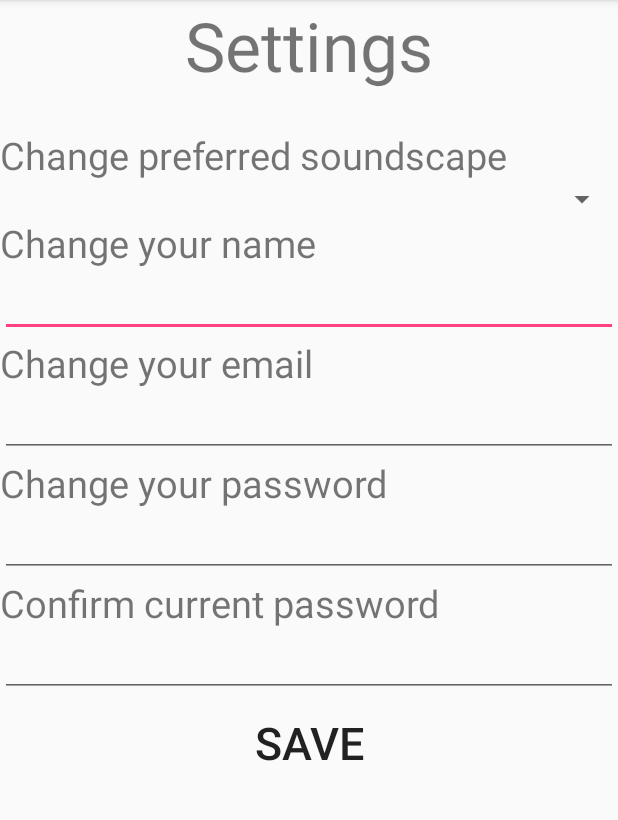
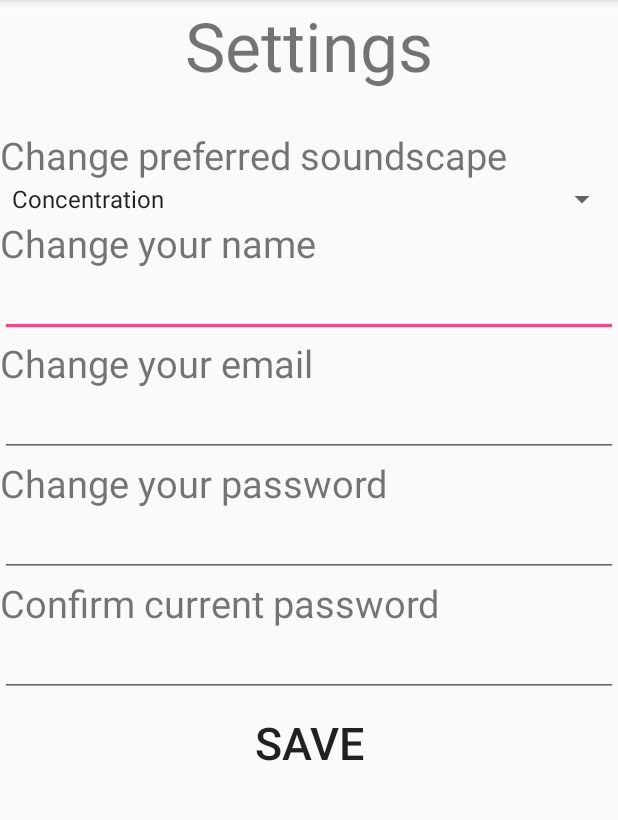
Before and after one commit to RosabelleArmstead/softeng-cw, an Android app: the SleepRecorder screen opened directly, with no data from a screen before it, in the side drawer, after a tap on "Settings", on a phone screen of 412 x 824 dp, the part 84-904 px from its top. Run offline under Robolectric (Android 15) with nearby library versions, the light colour scheme and no system bars; our stand-ins replace Firebase (no records; nobody signed in at launch, a user with empty details on screens opened directly); libraries missing offline, so code that uses them is left out: com.firebase.ui.

Commit message:
Soundscape can be changed in settings to play in Sleep Recorder

```diff
--- a/app/src/main/java/com2027/cw/group7/resteasy/Settings.java
+++ b/app/src/main/java/com2027/cw/group7/resteasy/Settings.java
@@ -5,7 +5,11 @@ import android.os.Bundle;
 import android.support.annotation.NonNull;
 import android.util.Log;
 import android.view.View;
+import android.widget.AdapterView;
+import android.widget.ArrayAdapter;
+import android.widget.Spinner;
 import android.widget.TextView;
+import android.widget.Toast;
 
 import com.google.android.gms.tasks.OnCompleteListener;
 import com.google.android.gms.tasks.Task;
@@ -24,6 +28,7 @@ public class Settings extends AppBaseActivity {
     private TextView editPassword;
     private TextView editEMail;
     private TextView editName;
+    private Spinner soundscapeSpinner;
 
     @Override
     protected void onCreate(Bundle savedInstanceState) {
@@ -34,6 +39,35 @@ public class Settings extends AppBaseActivity {
         editPassword = findViewById(R.id.edit_password);
         editEMail = findViewById(R.id.edit_email);
         editName = findViewById(R.id.edit_name);
+
+        addSoundscapeToSpinner();
+        addListenerToSpinner();
+    }
+
+    private void addSoundscapeToSpinner() {
+        soundscapeSpinner = findViewById(R.id.soundscape_spinner);
+
+        ArrayAdapter<CharSequence> infoSpinnerAdapter = ArrayAdapter.createFromResource(this,
+                R.array.soundscapes, android.R.layout.simple_spinner_item);
+        infoSpinnerAdapter.setDropDownViewResource(android.R.layout.simple_spinner_dropdown_item);
+        soundscapeSpinner.setAdapter(infoSpinnerAdapter);
+    }
+
+    private void  addListenerToSpinner() {
+        soundscapeSpinner = findViewById(R.id.soundscape_spinner);
+
+        soundscapeSpinner.setOnItemSelectedListener(new AdapterView.OnItemSelectedListener() {
+            @Override
+            public void onItemSelected(AdapterView<?> adapterView, View view, int i, long l) {
+                String selectedItem = adapterView.getItemAtPosition(i).toString();
+                    SleepRecorder.setMp(getApplicationContext(), selectedItem);
+            }
+
+            @Override
+            public void onNothingSelected(AdapterView<?> adapterView) {
+                //notify user to select soundscape
+            }
+        });
     }
 
     @Override
@@ -170,4 +204,7 @@ public class Settings extends AppBaseActivity {
 
         reevaluateAuthStatus();
     }
+
+
+
 }
--- a/app/src/main/java/com2027/cw/group7/resteasy/SleepRecorder.java
+++ b/app/src/main/java/com2027/cw/group7/resteasy/SleepRecorder.java
@@ -58,7 +58,7 @@ public class SleepRecorder extends AppBaseActivity implements SensorEventListene
 
     private int exceedSoundThreshold; //Used to count the amount of times that the sound amplitude exceeded the threshold set
 
-    private MediaPlayer mp; //Used for playing the soundscape
+    private static MediaPlayer mp; //Used for playing the soundscape
 
     private long soundscapeStartTime, soundscapeTargetTime; //The start time of the soundscape and the end time, used to stop the soundscape after a certain amount of time
 
@@ -83,7 +83,6 @@ public class SleepRecorder extends AppBaseActivity implements SensorEventListene
         setupButtons(); //Initialise all the buttons
         timer = (TextView) findViewById(R.id.timer); //Initialise the textView that counts the time
 
-        mp = MediaPlayer.create(getApplicationContext(), R.raw.sound); //Initialise the mediaplayer with the specified audio file
         mp.setLooping(true); //Allow the audio clip to loop after it has finished
 
 
@@ -103,6 +102,23 @@ public class SleepRecorder extends AppBaseActivity implements SensorEventListene
         mAccelLast = SensorManager.GRAVITY_EARTH;
         exceedMovementThreshold = 0;
 
+    }
+
+    public static void setMp(Context context, String soundscape) {
+        if(soundscape.equals("Concentration")) {
+            //set soundscape
+            mp = MediaPlayer.create(context, R.raw.concentration);
+        }
+        else if(soundscape.equals("Fresh Air")){
+            //set soundscape
+            mp = MediaPlayer.create(context, R.raw.freshair);
+        }
+        else if(soundscape.equals("Soaring")){
+            mp = MediaPlayer.create(context, R.raw.soaring);
+        }
+        else if(soundscape.equals("Sound")){
+            mp = MediaPlayer.create(context, R.raw.sound);
+        }
     }
 
 
--- a/app/src/main/res/values/strings.xml
+++ b/app/src/main/res/values/strings.xml
@@ -35,6 +35,13 @@
         <item>Credits</item>
     </string-array>
 
+    <string-array name="soundscapes">
+        <item>Concentration</item>
+        <item>Fresh Air</item>
+        <item>Soaring</item>
+        <item>Sound</item>
+    </string-array>
+
     <string name="about">Rest Easy has been designed and created to help you have a better night’s sleep. The team behind this application has therefore created an application with many features that could benefit you and your sleep to help you become more productive and have more energy! Some of the tools that we have provided you with are a sleep recorder so you can monitor the quality of your sleep, a sleep calendar so you can track if your sleep quality is changing and recommended treatments tailored to you. </string>
     <string name="insomnia">Insomnia is a very broad term and so can cover a large amount of people who are struggling with sleep. It can vary from people who struggle to get to sleep and so feel tired during the day all the way to people who can’t sleep at all which is why Rest Easy aims to help as many people as possible. It has many different causes and so it is hard to have just one treatment as this will differ from person to person.</string>
     <string name="causes">Insomnia can have many different causes which will range from person to person. Some of these causes are mental issues. Examples of these are anxiety, depression, schizophrenia and stress which is becoming increasingly common within today’s society. Other causes are environmental. These can include sleeping in a noisy area, sleeping in an area which is either too hot or too cold, having an uncomfortable sleeping area or having an inconsistent sleeping pattern. There are additional causes which vary depending on the person and what effects one may have no effect on another.</string>
```
